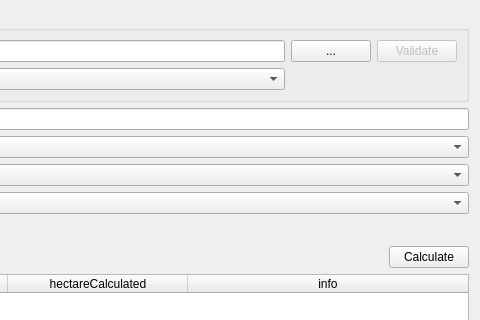
opengeogroep/AERIUS-QGIS-plugins, file ImaerPlugin/connect_jobs_dlg.ui: the form before one commit; both pictures show x 724 to 1204 and y 0 to 320 of the 1204 by 514 pixel window.
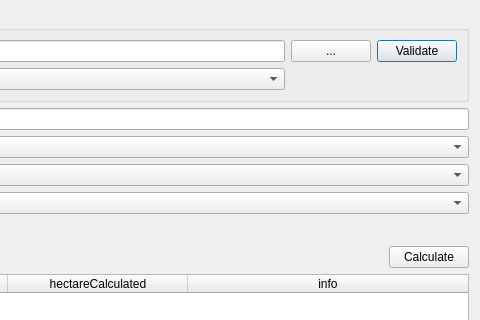
The form after the commit.

Commit message: Imaer 4.0 reference in gml, and validation turned on

Patch:
```diff
--- a/ImaerPlugin/connect_jobs_dlg.ui
+++ b/ImaerPlugin/connect_jobs_dlg.ui
@@ -23,7 +23,7 @@
       <item row="1" column="4">
        <widget class="QPushButton" name="button_validate">
         <property name="enabled">
-         <bool>false</bool>
+         <bool>true</bool>
         </property>
         <property name="text">
          <string>Validate</string>
```
The commit also changes 2 other files.
